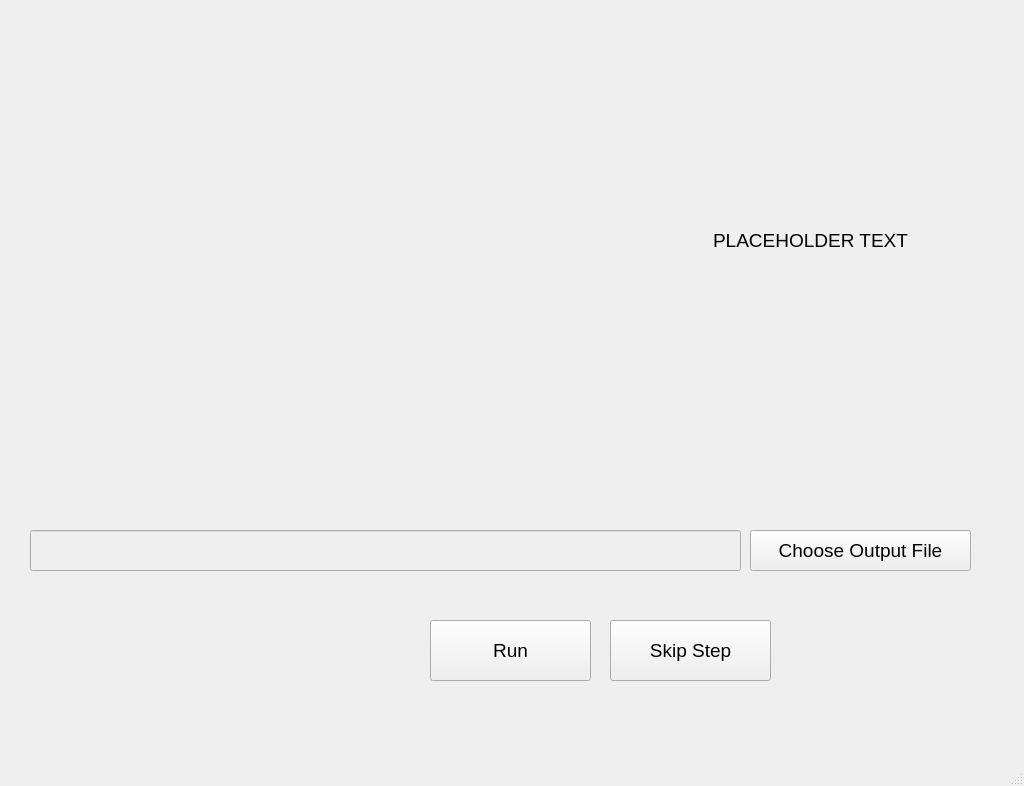
Old version of the form src/Device_Tests/exfo_operationaltest_t100_swt_atn_window.ui in the repository shattered97/OSICS_Interface.
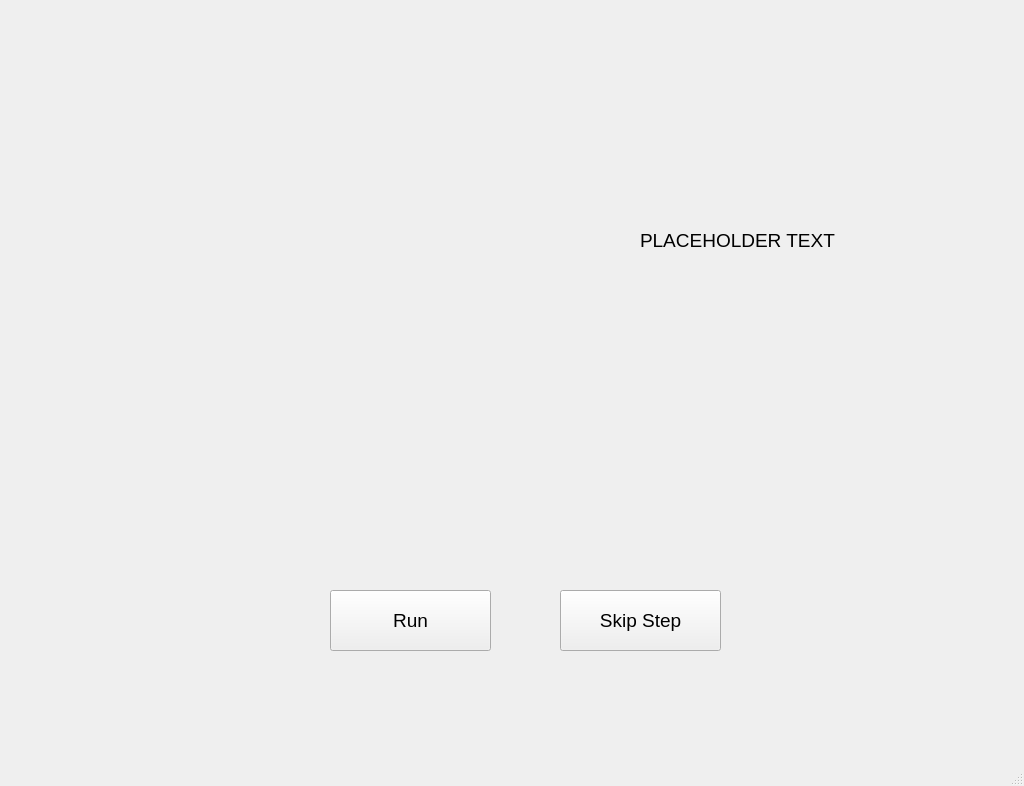
New version of the form. Icons and pictures are not drawn.

The edit to the form file:
```diff
--- a/src/Device_Tests/exfo_operationaltest_t100_swt_atn_window.ui
+++ b/src/Device_Tests/exfo_operationaltest_t100_swt_atn_window.ui
@@ -23,8 +23,8 @@
    <widget class="QPushButton" name="runTestButton">
     <property name="geometry">
      <rect>
-      <x>430</x>
-      <y>620</y>
+      <x>330</x>
+      <y>590</y>
       <width>161</width>
       <height>61</height>
      </rect>
@@ -38,46 +38,12 @@
      <string>Run</string>
     </property>
    </widget>
-   <widget class="QLineEdit" name="outuptFilenameLineEdit">
-    <property name="enabled">
-     <bool>false</bool>
-    </property>
-    <property name="geometry">
-     <rect>
-      <x>30</x>
-      <y>530</y>
-      <width>711</width>
-      <height>41</height>
-     </rect>
-    </property>
-    <property name="readOnly">
-     <bool>true</bool>
-    </property>
-   </widget>
-   <widget class="QPushButton" name="outputFileButton">
-    <property name="geometry">
-     <rect>
-      <x>750</x>
-      <y>530</y>
-      <width>221</width>
-      <height>41</height>
-     </rect>
-    </property>
-    <property name="font">
-     <font>
-      <pointsize>14</pointsize>
-     </font>
-    </property>
-    <property name="text">
-     <string>Choose Output File</string>
-    </property>
-   </widget>
    <widget class="QLabel" name="directionsTextField">
     <property name="geometry">
      <rect>
       <x>640</x>
       <y>40</y>
-      <width>341</width>
+      <width>351</width>
       <height>401</height>
      </rect>
     </property>
@@ -90,7 +56,7 @@
      <string>PLACEHOLDER TEXT</string>
     </property>
     <property name="alignment">
-     <set>Qt::AlignCenter</set>
+     <set>Qt::AlignLeading|Qt::AlignLeft|Qt::AlignVCenter</set>
     </property>
     <property name="wordWrap">
      <bool>true</bool>
@@ -118,8 +84,8 @@
    <widget class="QPushButton" name="skipStepButton">
     <property name="geometry">
      <rect>
-      <x>610</x>
-      <y>620</y>
+      <x>560</x>
+      <y>590</y>
       <width>161</width>
       <height>61</height>
      </rect>
```
Left out of the diff: 2 changed lines with no effect on the pictures.
